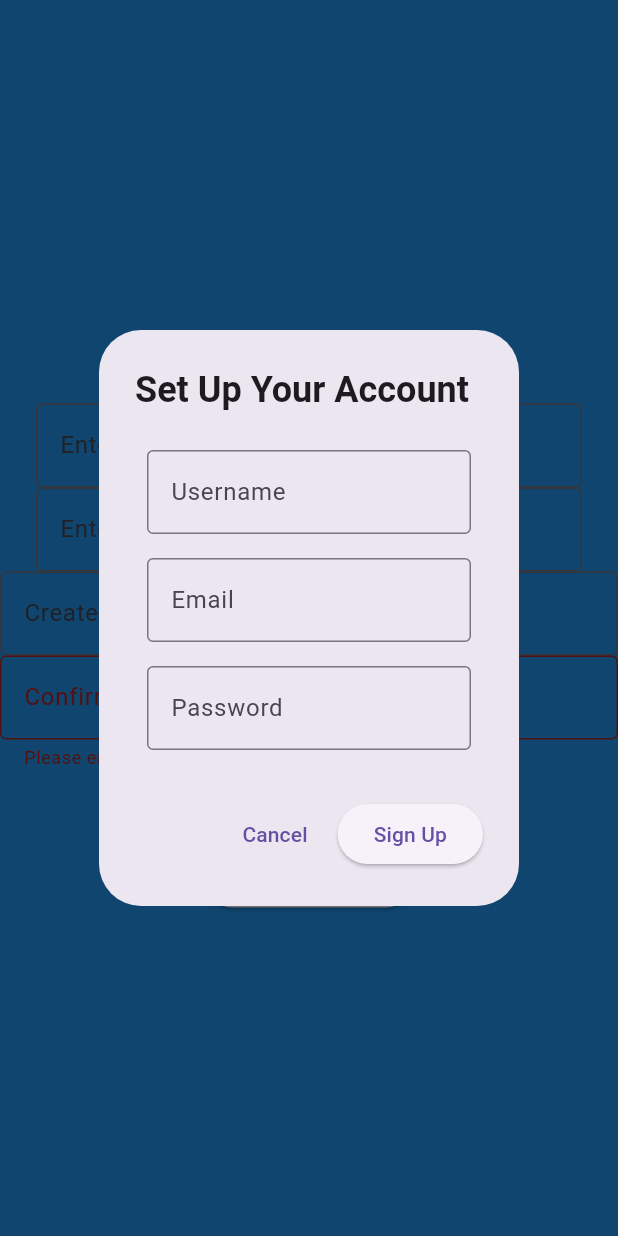
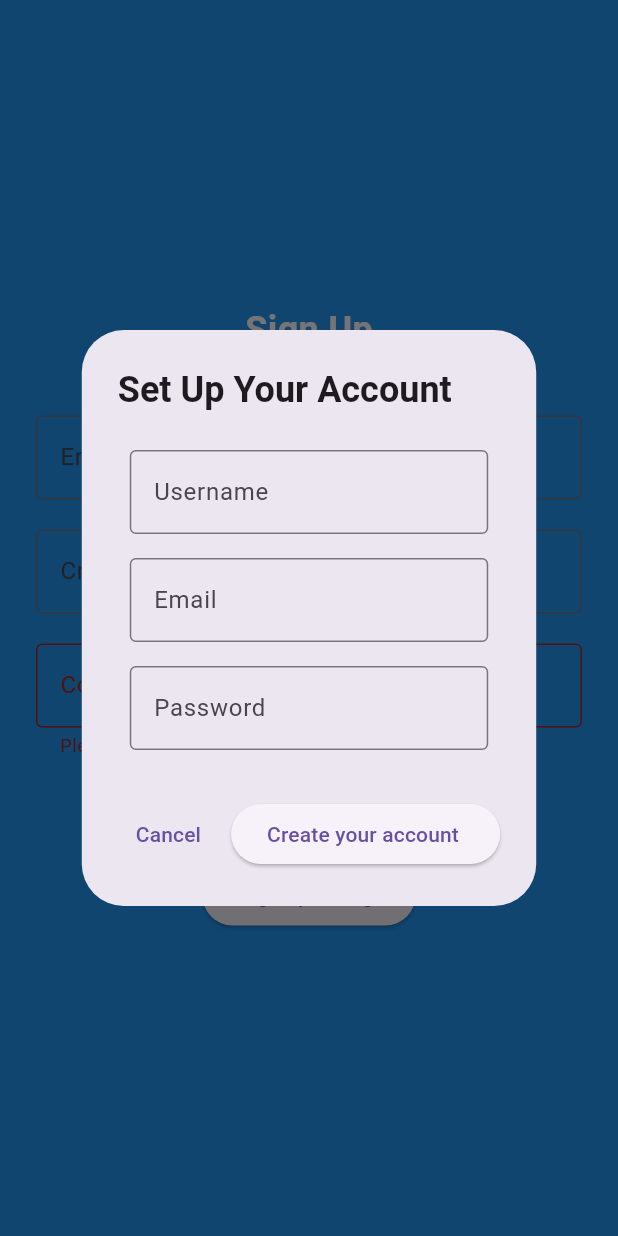
Before and after one commit to KhalilHen/time-logger_0, a Flutter app: the screen it shows after launch, after a tap on "Sign up", after a tap on "Sign Up", after a tap on "Sign up dialog", on a phone screen of 412 x 824 dp. Run offline on Flutter 3.47's test engine with Material 3 defaults, Android fonts, the phone set to English and light mode, and no system bars; our stand-ins replace cloud_firestore, firebase_auth, firebase_core, table_calendar; accounts and stored records are empty; statements that could not run were skipped.

Commit message:
Completed my sign-up function

```diff
--- a/lib/dialogs/sign-up-dialog.dart
+++ b/lib/dialogs/sign-up-dialog.dart
@@ -4,11 +4,14 @@ import 'package:flutter/material.dart';
 class SignUpDialog extends StatefulWidget {
   const SignUpDialog({
     Key? key,
-    required this.username,
+    // required this.username,
+    required this.email,
+    required this.password,
   }) : super(key: key);
 
-  final String username;
-
+  // final String username;
+final String email;
+final String password;
   @override
   _SignUpDialogState createState() => _SignUpDialogState();
 }
@@ -19,12 +22,47 @@ class _SignUpDialogState extends State<SignUpDialog> {
   final passwordController = TextEditingController();
   final _formKey = GlobalKey<FormState>();
 
+
+@override
+void initState() {
+
+super.initState();
+    emailController.text = widget.email;
+    passwordController.text = widget.password;
+
+}
+
   @override
   void dispose() {
     usernameController.dispose();
     emailController.dispose();
     passwordController.dispose();
     super.dispose();
+  }
+// Function of creating user in the db collection
+createUser() async {
+      if (_formKey.currentState?.validate() ?? false) {
+              final username = usernameController.text;
+              final email = emailController.text;
+              final password = passwordController.text;
+
+              CollectionReference users = FirebaseFirestore.instance.collection('Users');
+
+              users.add({
+                'username': username,
+                'email': email,
+                'password': password,
+              }).then((_) {
+                Navigator.of(context).pop();
+                ScaffoldMessenger.of(context).showSnackBar(
+                  SnackBar(content: Text('Successfully signed up')),
+                );
+              }).catchError((error) {
+                ScaffoldMessenger.of(context).showSnackBar(
+                  SnackBar(content: Text('Failed to sign up: $error')),
+                );
+              });
+            }
   }
 
   @override
@@ -99,30 +137,10 @@ class _SignUpDialogState extends State<SignUpDialog> {
         ),
         ElevatedButton(
           onPressed: () {
-            if (_formKey.currentState?.validate() ?? false) {
-              final username = usernameController.text;
-              final email = emailController.text;
-              final password = passwordController.text;
+            createUser();
 
-              CollectionReference users = FirebaseFirestore.instance.collection('Users');
-
-              users.add({
-                'username': username,
-                'email': email,
-                'password': password,
-              }).then((_) {
-                Navigator.of(context).pop();
-                ScaffoldMessenger.of(context).showSnackBar(
-                  SnackBar(content: Text('Successfully signed up')),
-                );
-              }).catchError((error) {
-                ScaffoldMessenger.of(context).showSnackBar(
-                  SnackBar(content: Text('Failed to sign up: $error')),
-                );
-              });
-            }
           },
-          child: Text('Sign Up'),
+          child: Text('Create your account '),
         ),
       ],
     );
--- a/lib/main.dart
+++ b/lib/main.dart
@@ -1,6 +1,8 @@
+import 'package:flutter/cupertino.dart';
 import 'package:flutter/material.dart';
 import 'package:firebase_auth/firebase_auth.dart';
 import 'package:firebase_core/firebase_core.dart';
+import 'package:flutter/widgets.dart';
 import 'firebase_options.dart';
 import 'homepage.dart';
 
@@ -16,6 +18,9 @@ void main() async {
   }
   runApp(MyApp());
 }
+
+
+
 
 class MyApp extends StatelessWidget {
   const MyApp({super.key});
@@ -39,6 +44,10 @@ class LoginScreen extends StatelessWidget {
   final passwordController = TextEditingController();
   final GlobalKey<FormState> _key = GlobalKey<FormState>();
 
+
+
+
+
   Future<void> _login(BuildContext context) async {
     if (_key.currentState!.validate()) {
       try {
@@ -61,6 +70,7 @@ class LoginScreen extends StatelessWidget {
       }
     }
   }
+
 
   _signUp(BuildContext context) {
     Navigator.of(context).pushReplacement(
@@ -108,6 +118,11 @@ class LoginScreen extends StatelessWidget {
                     decoration: const InputDecoration(
                       labelText: 'Enter password',
                       border: OutlineInputBorder(),
+
+
+suffix: IconButton(, ),
+
+                      icon: Icon(Icons.visibility_off),
                     ),
                   ),
                 ),
--- a/lib/sign-up.dart
+++ b/lib/sign-up.dart
@@ -65,7 +65,7 @@ class SignUpPage    extends StatelessWidget {
      showDialog(
   context: context,
   builder: (context) {
-    return SignUpDialog(username: 'ExampleUsername');
+    return SignUpDialog(email: emailController.text, password: passwordController.text);
   },
 );
 
@@ -128,17 +128,19 @@ children: [
 
 // TODO Test this on a  real device, if it looks
 // TODO  better with the padding, or without.
- Padding(
-                    padding: const EdgeInsets.symmetric(horizontal: 24.0),
+//  Padding(
+//                     padding: const EdgeInsets.symmetric(horizontal: 24.0),
 
-   child: TextFormField(
-                      controller: usernameController,
-                      decoration: const InputDecoration(
-                        labelText: 'Enter username',
-                        border: OutlineInputBorder(),
-                      ),
-                    ),
- ),
+//    child: TextFormField(
+//                       controller: usernameController,
+//                       decoration: const InputDecoration(
+//                         labelText: 'Enter username',
+//                         border: OutlineInputBorder(),
+//                       ),
+//                     ),
+//  ),
+                 SizedBox(height: 20),
+
 
 
  Padding(
@@ -152,18 +154,33 @@ children: [
                         ),
                       ),
  ),
+                         SizedBox(height: 20),
 
 
- TextFormField(
+ Padding(
 
+
+      padding: const EdgeInsets.symmetric(horizontal: 24.0),
+   child: TextFormField(
+       obscureText: true,
                         controller: passwordController,
                         decoration: const InputDecoration(
                           labelText: 'Create password',
                           border: OutlineInputBorder(),
                         ),
                       ),
+ ),
 
-                    TextFormField(
+
+
+                SizedBox(height: 20),
+
+                    Padding(
+
+                      padding: const EdgeInsets.symmetric(horizontal: 24.0),
+                      child: TextFormField(
+                               obscureText: true,
+
                         validator: (value) {
                           if (value != passwordController.text) {
                             return 'Passwords do not match';
@@ -179,6 +196,12 @@ children: [
                           border: OutlineInputBorder(),
                         ),
                       ),
+                    ),
+
+
+                SizedBox(height: 20),
+
+
                     ElevatedButton(onPressed: () => _signUp(context), child: Text('Sign Up',
 
 
@@ -187,7 +210,8 @@ children: [
       showDialog(
   context: context,
   builder: (context) {
-    return SignUpDialog(username: 'ExampleUsername');
+    return SignUpDialog(email: emailController.text, password: passwordController.text);
+
   },
 );
                     }, child: Text('Sign up dialog ',
```
Lines whose indentation alone changed are shown as unchanged.
